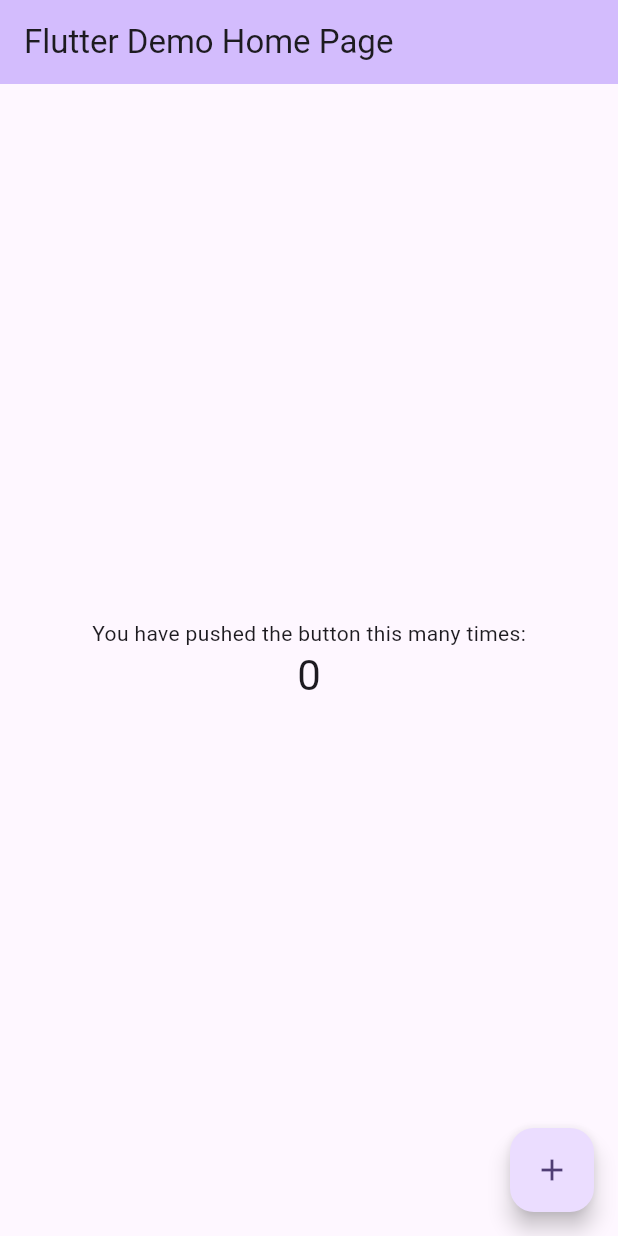
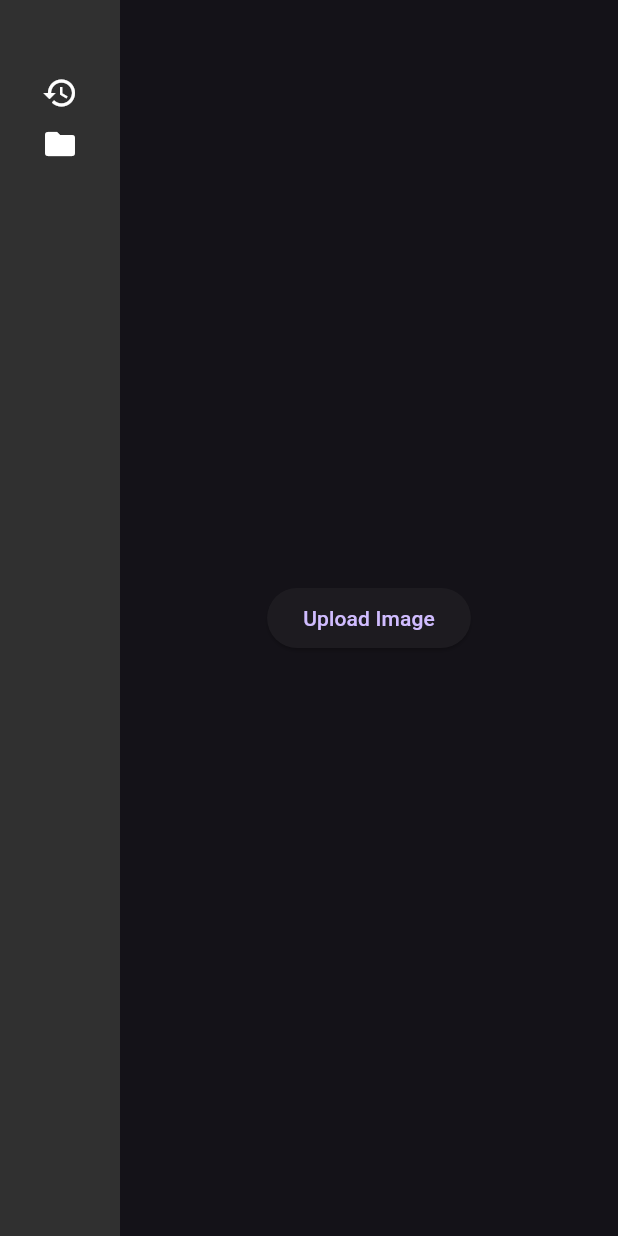
Before and after one commit to TheSpaceHub/enhance-ai, a Flutter app: the screen it shows after launch, on a phone screen of 412 x 824 dp. Run offline on Flutter 3.47's test engine with Material 3 defaults, Android fonts, the phone set to English and light mode, and no system bars; missing offline and left inert: before_after.

Commit message:
WIP just in case

```diff
--- a/app/lib/main.dart
+++ b/app/lib/main.dart
@@ -1,4 +1,5 @@
 import 'package:flutter/material.dart';
+import 'ui/pages/home_page.dart';
 
 void main() {
   runApp(const MyApp());
@@ -7,116 +8,13 @@ void main() {
 class MyApp extends StatelessWidget {
   const MyApp({super.key});
 
-  // This widget is the root of your application.
   @override
   Widget build(BuildContext context) {
     return MaterialApp(
-      title: 'Flutter Demo',
-      theme: ThemeData(
-        // This is the theme of your application.
-        //
-        // TRY THIS: Try running your application with "flutter run". You'll see
-        // the application has a purple toolbar. Then, without quitting the app,
-        // try changing the seedColor in the colorScheme below to Colors.green
-        // and then invoke "hot reload" (save your changes or press the "hot
-        // reload" button in a Flutter-supported IDE, or press "r" if you used
-        // the command line to start the app).
-        //
-        // Notice that the counter didn't reset back to zero; the application
-        // state is not lost during the reload. To reset the state, use hot
-        // restart instead.
-        //
-        // This works for code too, not just values: Most code changes can be
-        // tested with just a hot reload.
-        colorScheme: .fromSeed(seedColor: Colors.deepPurple),
-      ),
-      home: const MyHomePage(title: 'Flutter Demo Home Page'),
+      title: 'Enhance AI',
+      debugShowCheckedModeBanner: false,
+      theme: ThemeData.dark(),
+      home: const HomePage(),
     );
   }
 }
-
-class MyHomePage extends StatefulWidget {
-  const MyHomePage({super.key, required this.title});
-
-  // This widget is the home page of your application. It is stateful, meaning
-  // that it has a State object (defined below) that contains fields that affect
-  // how it looks.
-
-  // This class is the configuration for the state. It holds the values (in this
-  // case the title) provided by the parent (in this case the App widget) and
-  // used by the build method of the State. Fields in a Widget subclass are
-  // always marked "final".
-
-  final String title;
-
-  @override
-  State<MyHomePage> createState() => _MyHomePageState();
-}
-
-class _MyHomePageState extends State<MyHomePage> {
-  int _counter = 0;
-
-  void _incrementCounter() {
-    setState(() {
-      // This call to setState tells the Flutter framework that something has
-      // changed in this State, which causes it to rerun the build method below
-      // so that the display can reflect the updated values. If we changed
-      // _counter without calling setState(), then the build method would not be
-      // called again, and so nothing would appear to happen.
-      _counter++;
-    });
-  }
-
-  @override
-  Widget build(BuildContext context) {
-    // This method is rerun every time setState is called, for instance as done
-    // by the _incrementCounter method above.
-    //
-    // The Flutter framework has been optimized to make rerunning build methods
-    // fast, so that you can just rebuild anything that needs updating rather
-    // than having to individually change instances of widgets.
-    return Scaffold(
-      appBar: AppBar(
-        // TRY THIS: Try changing the color here to a specific color (to
-        // Colors.amber, perhaps?) and trigger a hot reload to see the AppBar
-        // change color while the other colors stay the same.
-        backgroundColor: Theme.of(context).colorScheme.inversePrimary,
-        // Here we take the value from the MyHomePage object that was created by
-        // the App.build method, and use it to set our appbar title.
-        title: Text(widget.title),
-      ),
-      body: Center(
-        // Center is a layout widget. It takes a single child and positions it
-        // in the middle of the parent.
-        child: Column(
-          // Column is also a layout widget. It takes a list of children and
-          // arranges them vertically. By default, it sizes itself to fit its
-          // children horizontally, and tries to be as tall as its parent.
-          //
-          // Column has various properties to control how it sizes itself and
-          // how it positions its children. Here we use mainAxisAlignment to
-          // center the children vertically; the main axis here is the vertical
-          // axis because Columns are vertical (the cross axis would be
-          // horizontal).
-          //
-          // TRY THIS: Invoke "debug painting" (choose the "Toggle Debug Paint"
-          // action in the IDE, or press "p" in the console), to see the
-          // wireframe for each widget.
-          mainAxisAlignment: .center,
-          children: [
-            const Text('You have pushed the button this many times:'),
-            Text(
-              '$_counter',
-              style: Theme.of(context).textTheme.headlineMedium,
-            ),
-          ],
-        ),
-      ),
-      floatingActionButton: FloatingActionButton(
-        onPressed: _incrementCounter,
-        tooltip: 'Increment',
-        child: const Icon(Icons.add),
-      ),
-    );
-  }
-}
--- /dev/null
+++ b/app/lib/ui/pages/home_page.dart
@@ -0,0 +1,94 @@
+import 'package:flutter/material.dart';
+import '../widgets/right_panel.dart';
+
+class HomePage extends StatefulWidget {
+  const HomePage({super.key});
+
+  @override
+  State<HomePage> createState() => _HomePageState();
+}
+
+class _HomePageState extends State<HomePage> {
+  bool imageLoaded = false; // Imagen cargada
+  bool processing = false; // Procesando SR
+  Image? originalImage;
+  Image? srImage; // Imagen superresolucionada
+
+  // Simula cargar una imagen
+  void loadImage() {
+    setState(() {
+      originalImage = Image.asset('assets/lr_sample.png');
+      imageLoaded = true;
+    });
+  }
+
+  // Simula procesar imagen
+  Future<void> processImage() async {
+    setState(() {
+      processing = true;
+    });
+
+    // Aquí iría tu llamada al ML
+    await Future.delayed(const Duration(seconds: 3));
+
+    setState(() {
+      srImage = Image.asset('assets/sr_sample.png'); // Imagen SR simulada
+      processing = false;
+    });
+  }
+
+  @override
+  Widget build(BuildContext context) {
+    return Scaffold(
+      body: Row(
+        children: [
+          // Sidebar Izquierda
+          Container(
+            width: 80,
+            color: Colors.grey[850],
+            child: Column(
+              children: const [
+                SizedBox(height: 50),
+                Icon(Icons.history, color: Colors.white),
+                SizedBox(height: 10),
+                Icon(Icons.folder, color: Colors.white),
+              ],
+            ),
+          ),
+
+          // Área Central
+          Expanded(
+            child: Center(
+              child: imageLoaded
+                  ? (processing
+                        ? const CircularProgressIndicator(
+                            color: Colors.greenAccent,
+                          )
+                        : SizedBox(
+                            width: 800, // ancho fijo
+                            height: 800, // alto fijo
+                            child: FittedBox(
+                              fit: BoxFit.contain, // mantiene proporción
+                              child: srImage ?? originalImage,
+                            ),
+                          ))
+                  : ElevatedButton(
+                      onPressed: loadImage,
+                      child: const Text('Upload Image'),
+                    ),
+            ),
+          ),
+
+          // Right Panel
+          RightPanel(
+            imageLoaded: imageLoaded,
+            onUpscale: () async {
+              await processImage();
+            },
+            isProcessing: processing,
+          ),
+        ],
+      ),
+    );
+  }
+}
```
Also changed, not shown: app/lib/ui/widgets/before_after_slider.dart (added, +25 -0 lines), app/lib/ui/widgets/left_nav.dart (added, +23 -0 lines), app/lib/ui/widgets/main_workspace.dart (added, +35 -0 lines), app/lib/ui/widgets/right_panel.dart (added, +107 -0 lines), app/pubspec.yaml (+6 -3 lines), app/assets/lr_sample.png (added), app/assets/sr_sample.png (added), app/pubspec.lock.
